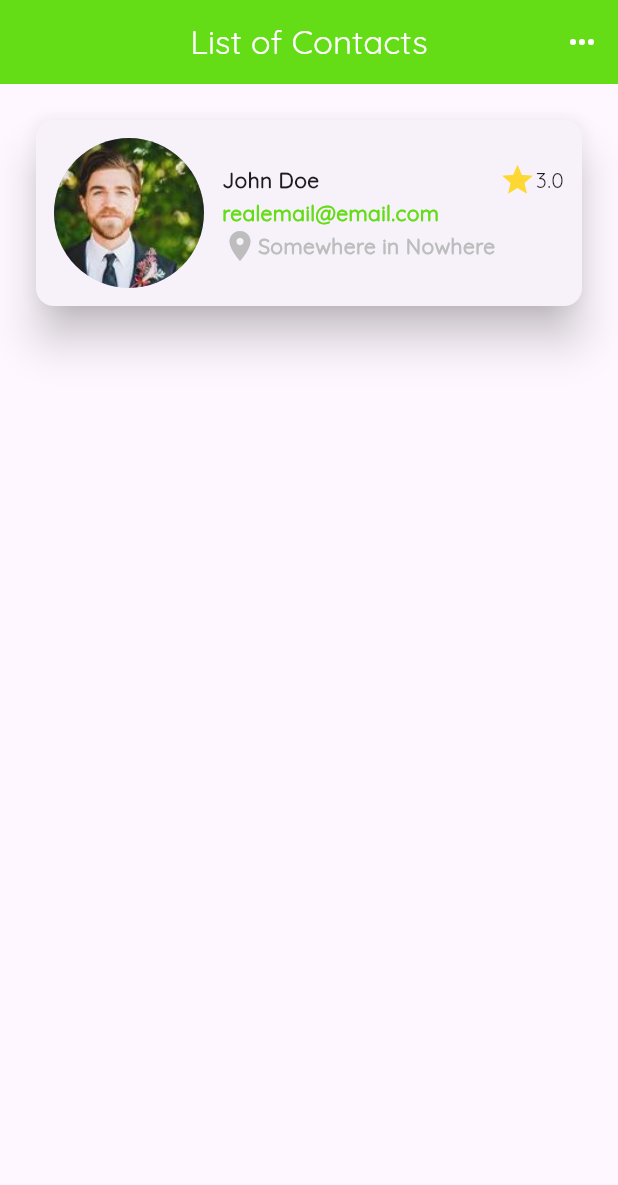
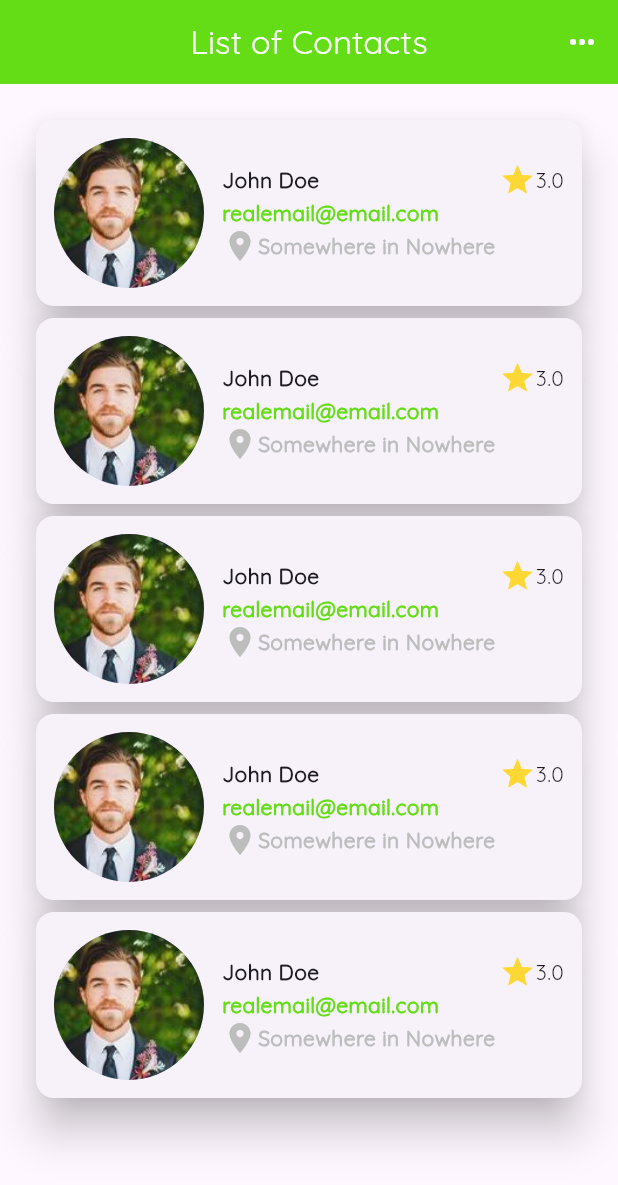
Before and after one commit to NACH0SNIKE/toka_test, a Flutter app: the PeopleListScreen screen opened by its route, on a phone screen of 412 x 824 dp. Shown: the top 1185 px of the screen. Run offline on Flutter 3.47's test engine with Material 3 defaults, Android fonts, the light colour scheme and no system bars; our stand-ins replace firebase_auth, firebase_core; accounts and stored records are empty.

Commit message:
Add contact model, change to listview
- Added the "Contact" model.
- Changed from "Column" to "ListView"
- Added sqflite package

```diff
--- a/lib/models/contact.dart
+++ b/lib/models/contact.dart
@@ -2,6 +2,7 @@ import 'dart:math';
 
 class Contact {
   String name;
+  String gender;
   String email;
   double rating;
   String address;
@@ -12,6 +13,7 @@ class Contact {
 
   Contact({
     required this.name,
+    required this.gender,
     required this.email,
     required this.rating,
     required this.address,
--- a/lib/screens/people_list_screen.dart
+++ b/lib/screens/people_list_screen.dart
@@ -58,9 +58,9 @@ class PeopleListScreen extends StatelessWidget {
         ),
         body: Padding(
           padding: const EdgeInsets.all(20.0),
-          child: Column(
-            children: [
-              GestureDetector(
+          child: ListView.builder(
+            itemBuilder: (context, index) {
+              return GestureDetector(
                 onTap: () {
                   Navigator.push(
                     context,
@@ -78,8 +78,9 @@ class PeopleListScreen extends StatelessWidget {
                   rating: 3,
                   address: 'Somewhere in Nowhere',
                 ),
-              ),
-            ],
+              );
+            },
+            itemCount: 5,
           ),
         ),
       ),
--- a/pubspec.yaml
+++ b/pubspec.yaml
@@ -10,6 +10,7 @@ dependencies:
   flutter:
     sdk: flutter
   flutter_emoji: ^2.5.1
+  sqflite: ^2.4.1
 
 dev_dependencies:
   flutter_test:
```
Also changed, not shown: pubspec.lock, 1 other file.
